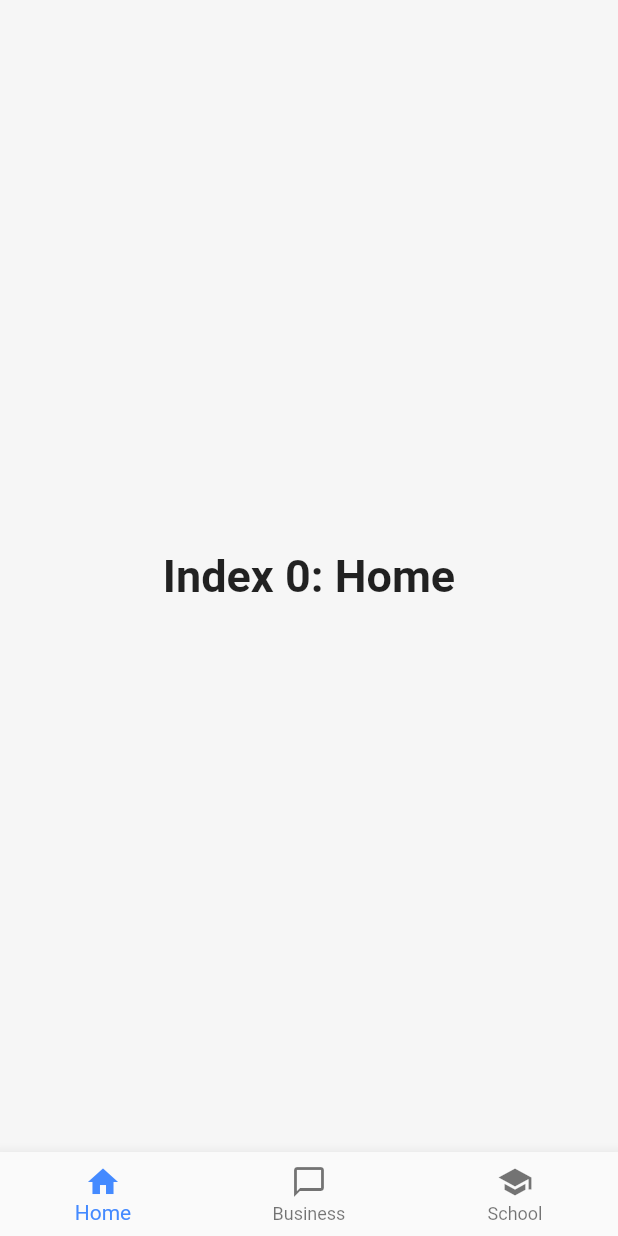
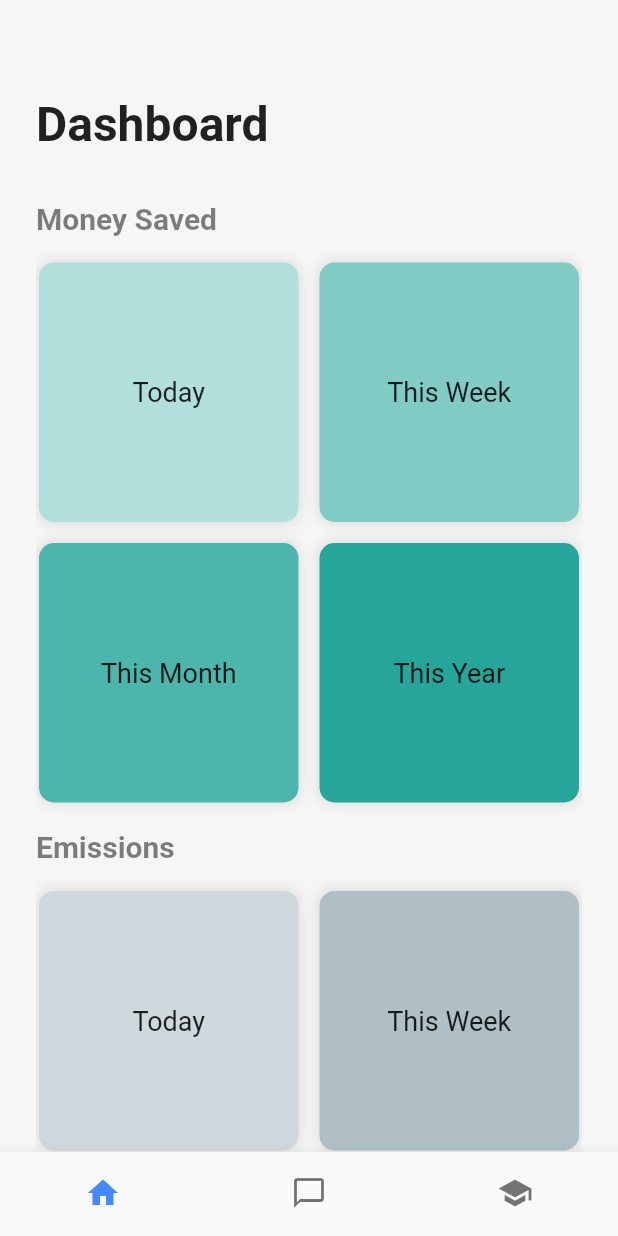
Before and after one commit to wuaster/atlas, a Flutter app: the screen it shows after launch, on a phone screen of 412 x 824 dp. Run offline on Flutter 3.47's test engine with Material 2 defaults, Android fonts, the phone set to English and light mode, and no system bars; drawn by our look-alikes of flip_card; missing offline and left inert: dash_chat.

Commit message:
Adding dashboard

```diff
--- a/lib/main.dart
+++ b/lib/main.dart
@@ -1,6 +1,6 @@
 import 'package:flutter/material.dart';
 import 'package:atlas/ui/screens/chat_screen.dart';
-
+import 'package:atlas/ui/screens/dashboard_screen.dart';
 void main() {
   runApp(MyApp());
 }
@@ -45,10 +45,7 @@ class _MyHomePageState extends State<MyHomePage> {
   static const TextStyle optionStyle =
       TextStyle(fontSize: 30, fontWeight: FontWeight.bold);
   static final List<Widget> _widgetOptions = <Widget>[
-    Text(
-      'Index 0: Home',
-      style: optionStyle,
-    ),
+    DashboardScreen(),
     ChatScreen(),
     Text(
       'Index 2: School',
@@ -75,6 +72,8 @@ class _MyHomePageState extends State<MyHomePage> {
         child: _widgetOptions.elementAt(_selectedIndex),
       ),
       bottomNavigationBar: BottomNavigationBar(
+        showSelectedLabels: false,
+        showUnselectedLabels: false,
         items: const <BottomNavigationBarItem>[
           BottomNavigationBarItem(
             icon: Icon(Icons.home),
--- /dev/null
+++ b/lib/ui/components/card.dart
@@ -0,0 +1,59 @@
+import 'package:flutter/material.dart';
+import 'package:flip_card/flip_card.dart';
+
+class PCard extends StatelessWidget {
+  final String front;
+  final String back;
+  final Color color;
+  PCard({this.front, this.back, this.color});
+  @override
+  Widget build(BuildContext context) {
+    return Padding(
+            padding: EdgeInsets.all(2),
+              child: FlipCard(
+                direction: FlipDirection.HORIZONTAL,
+                front: Container(
+                  decoration: BoxDecoration(
+                    color: color,
+                    boxShadow: [
+                      BoxShadow(
+                        color: Colors.grey.withOpacity(0.3),
+                        spreadRadius: 1,
+                        blurRadius: 7,
+                      ),
+                    ],
+                    borderRadius: BorderRadius.all(Radius.circular(10.0)),
+                  ),
+                  child: Column(
+                    mainAxisAlignment: MainAxisAlignment.center,
+                    children: <Widget>[
+                      Text(front, style: TextStyle(fontSize:18)),
+                    ],
+                  ),
+                ),
+                back: Container(
+                  decoration: BoxDecoration(
+                    color: color,
+                    boxShadow: [
+                      BoxShadow(
+                        color: Colors.grey.withOpacity(0.3),
+                        spreadRadius: 1,
+                        blurRadius: 7,
+                      ),
+                    ],
+                    borderRadius: BorderRadius.all(Radius.circular(8.0)),
+                  ),
+                  child: Column(
+                    mainAxisAlignment: MainAxisAlignment.center,
+                    children: <Widget>[
+                      Padding(
+                          padding: EdgeInsets.all(48),
+                          child: Text(back, style: TextStyle(fontSize:18)),
+                        ),
+                    ],
+                ),
+              ),
+            ),
+        );
+  }
+}
--- /dev/null
+++ b/lib/ui/screens/dashboard_screen.dart
@@ -0,0 +1,100 @@
+import 'package:flutter/material.dart';
+import '../components/card.dart';
+
+class DashboardScreen extends StatelessWidget {
+ @override
+ Widget build(BuildContext context) {
+   return Scaffold(
+
+          body: Padding(
+                    padding: EdgeInsets.only(left: 24.0, top: 48.0, right: 24.0),
+                    child: ListView(
+                      // crossAxisAlignment: CrossAxisAlignment.start,
+                      children: <Widget>[
+                        Padding(
+                          padding: EdgeInsets.symmetric(vertical: 16),
+                          child: Text(
+                            'Dashboard',
+                            style: TextStyle(fontWeight: FontWeight.bold, fontSize: 32),
+                          ),
+                        ),
+                        Padding(
+                          padding: EdgeInsets.symmetric(vertical: 16),
+                          child: Text(
+                            'Money Saved',
+                            style: TextStyle(fontWeight: FontWeight.bold, fontSize: 20, color: Colors.black.withOpacity(0.5)),
+                          ),
+                        ),
+                        GridView.count(
+                          shrinkWrap: true,
+                          primary: false,
+                          crossAxisSpacing: 10,
+                          mainAxisSpacing: 10,
+                          crossAxisCount: 2,
+                          children: <Widget>[
+                            PCard(
+                              front: 'Today',
+                              back: '\$',
+                              color: Color(0xFFB2DFDB)
+                            ),
+                            PCard(
+                              front: 'This Week',
+                              back: '\$\$',
+                              color: Color(0xFF80CBC4)
+                            ),
+                            PCard(
+                              front: 'This Month',
+                              back: '\$\$',
+                              color: Color(0xFF4DB6AC)
+                            ),
+                            PCard(
+                              front: 'This Year',
+                              back: '\$\$',
+                              color: Color(0xFF26A69A)
+                            ),
+                          ],
+                        ),
+                        Padding(
+                          padding: EdgeInsets.symmetric(vertical: 16),
+                          child: Text(
+                            'Emissions',
+                            style: TextStyle(fontWeight: FontWeight.bold, fontSize: 20, color: Colors.black.withOpacity(0.5)),
+                          ),
+                        ),
+                         GridView.count(
+                          shrinkWrap: true,
+                          primary: false,
+                          crossAxisSpacing: 10,
+                          mainAxisSpacing: 10,
+                          crossAxisCount: 2,
+                          children: <Widget>[
+                            PCard(
+                              front: 'Today',
+                              back: '\$',
+                              color: Color(0xFFCFD8DC)
+                            ),
+                            PCard(
+                              front: 'This Week',
+                              back: '\$\$',
+                              color: Color(0xFFB0BEC5)
+                            ),
+                            PCard(
+                              front: 'This Month',
+                              back: '\$\$',
+                              color: Color(0xFF90A4AE)
+                            ),
+                            PCard(
+                              front: 'This Year',
+                              back: '\$\$',
+                              color: Color(0xFF78909C)
+                            ),
+                          ],
+                        ),
+                      ],
+                    )
+                )
+    );
+
+
+ }
+}
--- a/pubspec.yaml
+++ b/pubspec.yaml
@@ -23,6 +23,7 @@ environment:
 dependencies:
   flutter:
     sdk: flutter
+  flip_card:
 
   dash_chat: ^1.1.13
   provider: ^4.3.1
```
Also changed, not shown: pubspec.lock, 4 other files.
